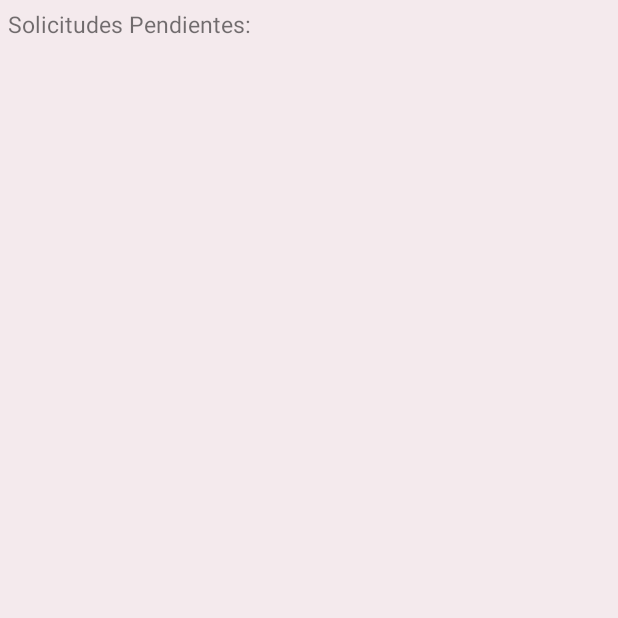
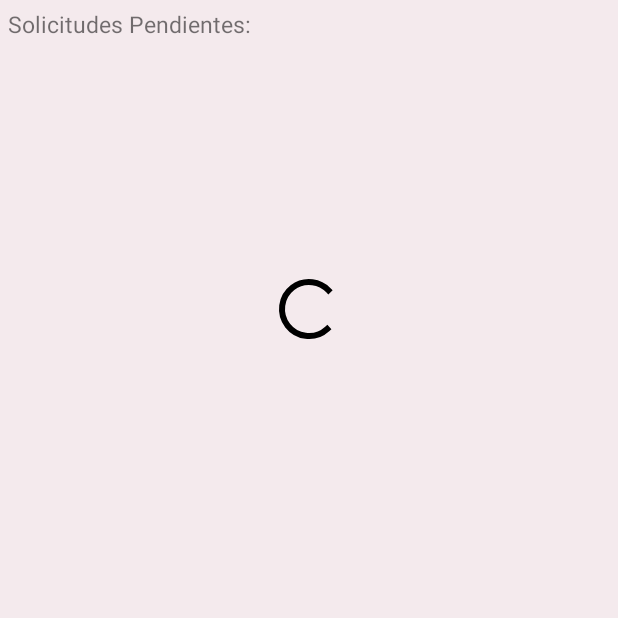
Before and after one commit to Cojedam82/easyfixec-easyfix_movilIOS, an Android app: the WaitingQueue screen opened directly, with no data from a screen before it, on a phone screen of 412 x 824 dp, the top half of it. Run offline under Robolectric (Android 15) with nearby library versions, the phone set to English and light mode, and no system bars.

Commit message:
Progress wheel en la pantalla de solicitudes pendientes

```diff
--- a/app/src/main/res/layout/activity_waiting_queue.xml
+++ b/app/src/main/res/layout/activity_waiting_queue.xml
@@ -24,6 +24,13 @@
             android:layout_width="match_parent"
             android:layout_height="match_parent"
             android:layout_weight="0.5">
+
+            <ProgressBar
+                android:id="@+id/progressBar2"
+                style="?android:attr/progressBarStyle"
+                android:layout_width="wrap_content"
+                android:layout_height="wrap_content"
+                android:layout_centerInParent="true"/>
 
             <LinearLayout
                 android:layout_width="match_parent"
```
